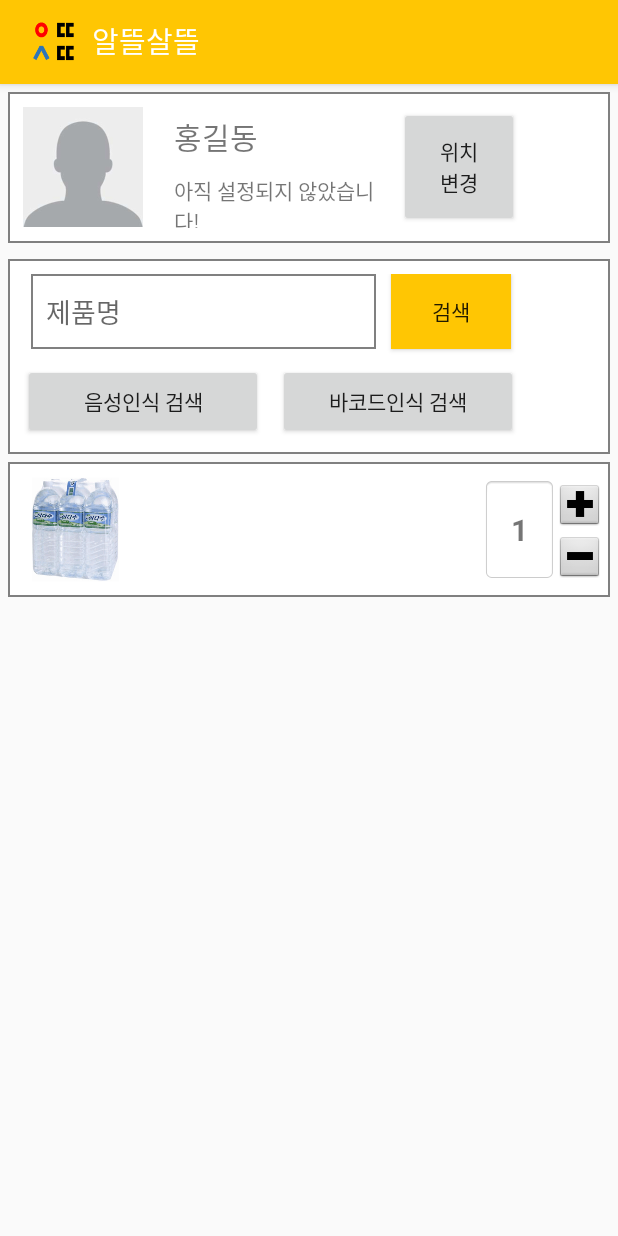
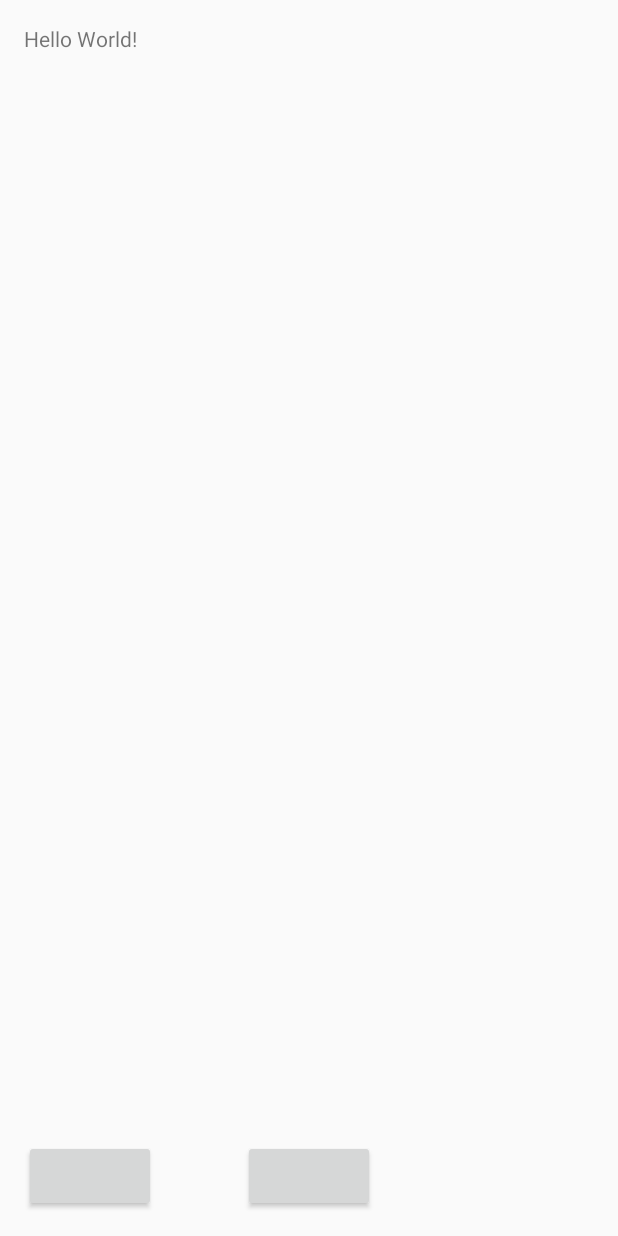
Before and after one commit to YoungAndDo/Always_Refugally, an Android app: the MainActivity screen opened directly, with no data from a screen before it, after a tap on "검색", on a phone screen of 412 x 824 dp. Run offline under Robolectric (Android 15) with nearby library versions, the phone set to English and light mode, and no system bars; our stand-ins replace ButterKnife; 2 statements that could not run were skipped; 1 other tap on this screen came first.

Commit message:
DB 유닛 합침

```diff
--- a/app/build.gradle
+++ b/app/build.gradle
@@ -25,6 +25,8 @@ dependencies {
     compile 'com.jakewharton:butterknife:7.0.1'
     compile 'com.android.support:recyclerview-v7:24.1.1'
     compile 'com.android.support:design:24.1.1'
+    compile 'com.squareup.retrofit2:retrofit:2.1.0'
+    compile 'com.squareup.retrofit2:converter-gson:2.1.0'
     testCompile 'junit:junit:4.12'
     compile files('libs/core.jar')
     compile files('libs/libDaumMapAndroid.jar')
--- a/app/src/main/AndroidManifest.xml
+++ b/app/src/main/AndroidManifest.xml
@@ -37,6 +37,7 @@
         <activity android:name=".MainActivity" />
         <activity android:name=".SignupActivity" />
         <activity android:name=".LoginActivity" />
+        <activity android:name=".DBActivity" />
         <activity android:name=".ResultActivity"></activity>
         <activity
             android:name="com.google.zxing.client.android.CaptureActivity"
--- /dev/null
+++ b/app/src/main/java/com/example/always_refugally/DBActivity.java
@@ -0,0 +1,118 @@
+package com.example.always_refugally;
+
+import android.content.Intent;
+import android.support.v7.app.AppCompatActivity;
+import android.os.Bundle;
+import android.util.Log;
+import android.view.View;
+import android.widget.Button;
+import android.widget.TextView;
+
+import com.example.always_refugally.DBCLASS.Item;
+import com.example.always_refugally.DBCLASS.Product;
+import com.example.always_refugally.DBCLASS.SearchData;
+import com.example.always_refugally.DBCLASS.Store;
+import com.example.always_refugally.DBCLASS.StoreData;
+import com.example.always_refugally.DBCLASS.UserInterface;
+import com.example.always_refugally.R;
+
+import java.util.ArrayList;
+import java.util.HashMap;
+import java.util.List;
+
+import retrofit2.Call;
+import retrofit2.Callback;
+import retrofit2.Response;
+import retrofit2.Retrofit;
+import retrofit2.converter.gson.GsonConverterFactory;
+
+
+public class DBActivity extends AppCompatActivity {
+//    private static final String BASE = "http://127.0.0.1:8000/";
+    private static final String BASE = "http://39.117.12.76:8000/";
+
+    //EditText position;
+    Button getButton;
+    Button searchButton;
+    TextView info;
+    HashMap<String, Integer> input;
+
+    @Override
+    protected void onCreate(Bundle savedInstanceState) {
+        super.onCreate(savedInstanceState);
+        setContentView(R.layout.activity_db);
+        Intent intent = getIntent();
+        input = (HashMap<String, Integer>) intent.getExtras().get("item");
+        getButton = (Button) findViewById(R.id.loadUserData);
+        searchButton = (Button) findViewById(R.id.loadRepositories);
+        searchButton.setOnClickListener(new View.OnClickListener() {
+            @Override
+            public void onClick(View v) {
+                Log.d("nyan", "Nyan");
+//                SendData send = new SendData();
+//                try {
+//                    send.run(input);
+//                    Log.d("nyan", "Success");
+//                } catch (IOException e) {
+//                    e.printStackTrace();
+//                }
+                Retrofit retrofit = new Retrofit.Builder()
+                        .baseUrl(BASE)
+                        .addConverterFactory(GsonConverterFactory.create())
+                        .build();
+                UserInterface apiService =
+                        retrofit.create(UserInterface.class);
+//                Item i1 = new Item();
+//                Item i2 = new Item();
+//                Item i3 = new Item();
+//                Item i4 = new Item();
+//                i1.setPid("코카콜라");
+//                i2.setPid("누드 빼빼로");
+//                i3.setPid("핫식스");
+//                i4.setPid("새우깡");
+//                i1.setVolume(3);
+//                i2.setVolume(1);
+//                i3.setVolume(4);
+//                i4.setVolume(6);
+                List<Item> item_list = new ArrayList<Item>();
+                for(String s : input.keySet())
+                {
+                    item_list.add(new Item(s, input.get(s)));
+                }
+//                item_list.add(i1);
+//                item_list.add(i2);
+//                item_list.add(i3);
+//                item_list.add(i4);
+                SearchData sd = new SearchData();
+                sd.setItem(item_list);
+                Call<StoreData> call = apiService.search(sd);
+                call.enqueue(new Callback<StoreData>() {
+                    @Override
+                    public void onResponse(Call<StoreData> call, Response<StoreData> response) {
+                        int statusCode = response.code();
+                        StoreData ret = response.body();
+                        List<Store> sl = ret.getStore();
+                        for (Store s : sl)
+                        {
+                            Log.d("nyan", "onResponse: " + s.getName());
+                            //Log.d("nyan", "onResponse: " + s.getLat());
+                            //Log.d("nyan", "onResponse: " + s.getLon());
+                            Log.d("nyan", "onResponse: " + s.getTotal());
+                            List<Product> pl = s.getProduct();
+                            for (Product p : pl)
+                            {
+                                Log.d("nyan", "onResponse: " + p.getName());
+                                Log.d("nyan", "onResponse: " + p.getPid());
+                                Log.d("nyan", "onResponse: " + p.getPrice());
+                            }
+                        }
+                    }
+                    @Override
+                    public void onFailure(Call<StoreData> call, Throwable t) {
+                        Log.d("nyan", "onFailure: " + t.toString());
+                    }
+                });
+            }
+        });
+    }
+}
--- a/app/src/main/java/com/example/always_refugally/MainActivity.java
+++ b/app/src/main/java/com/example/always_refugally/MainActivity.java
@@ -13,10 +13,13 @@ import android.widget.ImageButton;
 import android.widget.ImageView;
 import android.widget.RelativeLayout;
 import android.widget.TextView;
+import android.os.Parcel;
+import android.os.Parcelable;
 
 import com.google.zxing.client.android.integration.IntentIntegrator;
 import com.google.zxing.client.android.integration.IntentResult;
 
+import java.io.Serializable;
 import java.util.ArrayList;
 import java.util.HashMap;
 import java.util.Map;
@@ -24,8 +27,8 @@ import java.util.Map;
 import butterknife.Bind;
 import butterknife.ButterKnife;
 
-public class MainActivity extends AppCompatActivity {
-
+public class MainActivity extends AppCompatActivity
+{
     @Bind(R.id.my_toolbar)
     Toolbar myToolbar;
 
@@ -39,6 +42,9 @@ public class MainActivity extends AppCompatActivity {
     TextView location;
 
     @Bind(R.id.button)
+    Button btn_add;
+
+    @Bind(R.id.search)
     Button btn_search;
 
     @Bind(R.id.setLocation)
@@ -109,7 +115,7 @@ public class MainActivity extends AppCompatActivity {
     Intent i;
     SpeechRecognizer mRecognizer;
     ArrayList<String> mResult;
-    Map<String,Integer> item;
+    HashMap<String,Integer> item;
     int count;
 
     @Override
@@ -124,8 +130,6 @@ public class MainActivity extends AppCompatActivity {
         item = new HashMap<String,Integer>();
         count = 0;
 
-
-
         setSupportActionBar(myToolbar);
 
         i = getIntent();
@@ -138,14 +142,20 @@ public class MainActivity extends AppCompatActivity {
             name.setText(user_name);
         }
 
+        btn_add.setOnClickListener(new View.OnClickListener() {
+            @Override
+            public void onClick(View view) {
+                putitem();
+
+            }
+        });
+
         btn_search.setOnClickListener(new View.OnClickListener() {
             @Override
             public void onClick(View view) {
-                putitem();
-//                i = new Intent(MainActivity.this, ListActivity.class);
-//
-//                i.putExtra("name", editText.getText().toString());
-//                startActivity(i);
+                i = new Intent(MainActivity.this, DBActivity.class);
+                i.putExtra("item", item);
+                startActivity(i);
             }
         });
 
--- /dev/null
+++ b/app/src/main/res/layout/activity_db.xml
@@ -0,0 +1,29 @@
+<?xml version="1.0" encoding="utf-8"?>
+<RelativeLayout xmlns:android="http://schemas.android.com/apk/res/android"
+    xmlns:tools="http://schemas.android.com/tools"
+    android:layout_width="match_parent"
+    android:layout_height="match_parent"
+    android:paddingBottom="@dimen/activity_vertical_margin"
+    android:paddingLeft="@dimen/activity_horizontal_margin"
+    android:paddingRight="@dimen/activity_horizontal_margin"
+    android:paddingTop="@dimen/activity_vertical_margin"
+    tools:context="com.java42.rest.com.example.always_refugally.DBActivity">
+
+    <TextView
+        android:id="@+id/info"
+        android:layout_width="match_parent"
+        android:layout_height="wrap_content"
+        android:text="Hello World!" />
+    <Button
+        android:id="@+id/loadUserData"
+        android:layout_width="wrap_content"
+        android:layout_height="wrap_content"
+        android:layout_alignParentBottom="true"
+        android:layout_centerHorizontal="true" />
+    <Button
+        android:id="@+id/loadRepositories"
+        android:layout_width="wrap_content"
+        android:layout_height="wrap_content"
+        android:layout_alignTop="@+id/loadUserData"
+        android:layout_alignParentStart="true" />
+</RelativeLayout>
--- a/app/src/main/res/layout/activity_main.xml
+++ b/app/src/main/res/layout/activity_main.xml
@@ -91,40 +91,56 @@
         android:id="@+id/relativeLayout">
 
         <EditText
-            android:layout_width="230dp"
+            android:layout_width="match_parent"
             android:layout_height="50dp"
             android:padding="10dp"
             android:layout_marginLeft="5dp"
             android:id="@+id/search_tap"
             android:hint="제품명"
-            android:background="@drawable/xml_border"/>
+            android:background="@drawable/xml_border"
+            android:layout_alignParentTop="true"
+            android:layout_toStartOf="@+id/button" />
+
+        <Button
+            android:text="상품추가"
+            android:layout_width="80dp"
+            android:layout_height="50dp"
+            android:padding="10dp"
+            android:layout_marginLeft="10dp"
+            android:id="@+id/button"
+            android:background="@color/colorPrimary"
+            android:layout_alignParentTop="true"
+            android:layout_alignParentEnd="true"
+            android:layout_marginBottom="10dp" />
+
+        <Button
+            android:text="음성인식 검색"
+            android:layout_height="50dp"
+            android:id="@+id/button_voice"
+            android:layout_width="120dp"
+            android:layout_below="@+id/search_tap"
+            android:layout_alignStart="@+id/search_tap" />
+
+        <Button
+            android:text="바코드인식 검색"
+            android:layout_height="50dp"
+            android:id="@+id/button_barcode"
+            android:layout_width="120dp"
+            android:layout_below="@+id/search_tap"
+            android:layout_toEndOf="@+id/button_voice" />
+
         <Button
             android:text="검색"
             android:layout_width="80dp"
             android:layout_height="50dp"
             android:padding="10dp"
             android:layout_marginLeft="10dp"
-            android:id="@+id/button"
+            android:id="@+id/search"
             android:background="@color/colorPrimary"
-            android:layout_toRightOf="@+id/search_tap"/>
-
-        <Button
-            android:text="음성인식 검색"
-            android:layout_width="160dp"
-            android:layout_height="50dp"
-            android:layout_below="@+id/search_tap"
-            android:layout_marginTop="10dp"
-            android:id="@+id/button_voice" />
-
-        <Button
-            android:text="바코드인식 검색"
-            android:layout_width="160dp"
-            android:layout_height="50dp"
-            android:id="@+id/button_barcode"
-            android:layout_below="@+id/search_tap"
-            android:layout_toRightOf="@+id/button_voice"
-            android:layout_marginTop="10dp"
-            android:layout_marginLeft="10dp"/>
+            android:layout_alignBaseline="@+id/button_barcode"
+            android:layout_alignBottom="@+id/button_barcode"
+            android:layout_alignParentEnd="true"
+            android:layout_marginTop="5dp" />
     </RelativeLayout>
 
     <RelativeLayout
```
